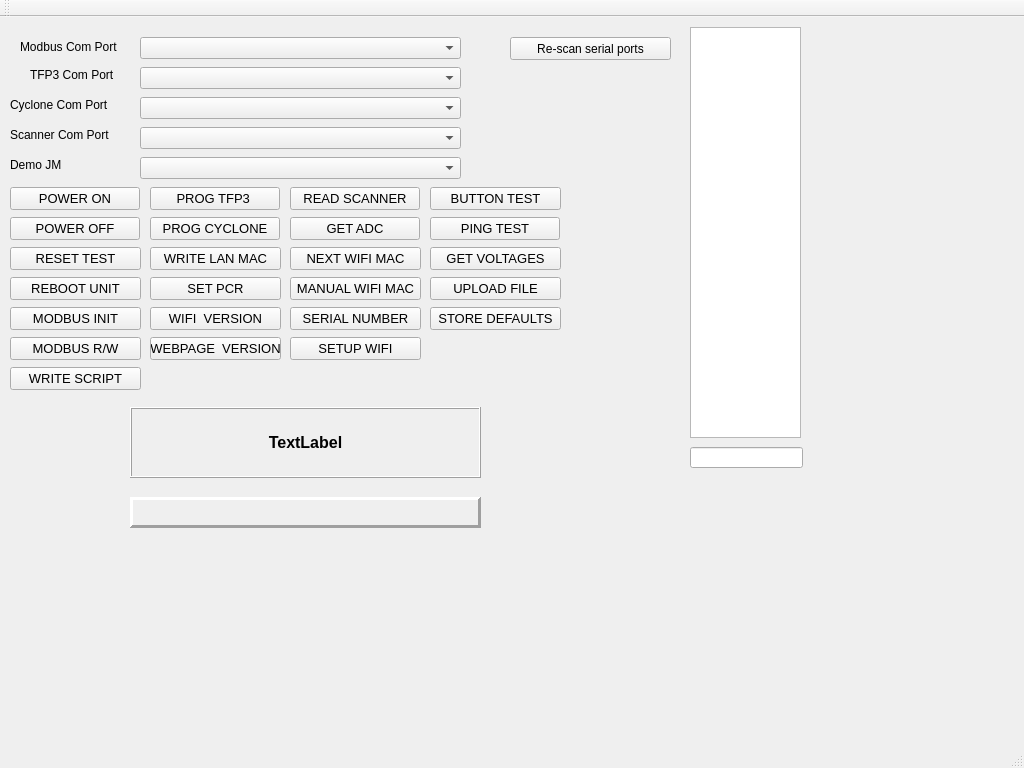
Old version of the form QT_Project/mainwindow.ui in the repository wmarchewka/Fixture.
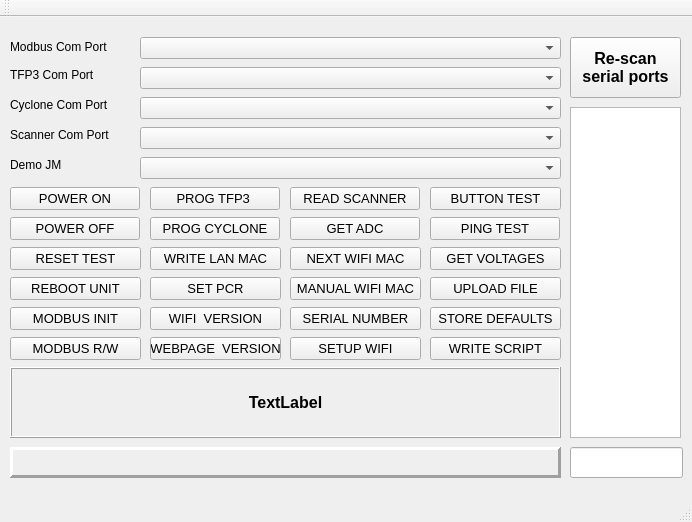
New version of the form.

```diff
--- a/QT_Project/mainwindow.ui
+++ b/QT_Project/mainwindow.ui
@@ -6,8 +6,8 @@
    <rect>
     <x>0</x>
     <y>0</y>
-    <width>1024</width>
-    <height>768</height>
+    <width>692</width>
+    <height>522</height>
    </rect>
   </property>
   <property name="windowTitle">
@@ -55,7 +55,7 @@
      <rect>
       <x>140</x>
       <y>50</y>
-      <width>321</width>
+      <width>421</width>
       <height>22</height>
      </rect>
     </property>
@@ -63,7 +63,7 @@
    <widget class="QLabel" name="lblTFP3ComPort">
     <property name="geometry">
      <rect>
-      <x>30</x>
+      <x>10</x>
       <y>50</y>
       <width>101</width>
       <height>16</height>
@@ -91,7 +91,7 @@
      <rect>
       <x>140</x>
       <y>80</y>
-      <width>321</width>
+      <width>421</width>
       <height>22</height>
      </rect>
     </property>
@@ -101,7 +101,7 @@
      <rect>
       <x>140</x>
       <y>110</y>
-      <width>321</width>
+      <width>421</width>
       <height>22</height>
      </rect>
     </property>
@@ -122,7 +122,7 @@
    <widget class="QLabel" name="lblModbusComPort">
     <property name="geometry">
      <rect>
-      <x>20</x>
+      <x>10</x>
       <y>20</y>
       <width>111</width>
       <height>20</height>
@@ -137,7 +137,7 @@
      <rect>
       <x>140</x>
       <y>20</y>
-      <width>321</width>
+      <width>421</width>
       <height>22</height>
      </rect>
     </property>
@@ -253,22 +253,33 @@
    <widget class="QPushButton" name="pbRescanSerialPorts">
     <property name="geometry">
      <rect>
-      <x>510</x>
+      <x>570</x>
       <y>20</y>
-      <width>161</width>
-      <height>23</height>
+      <width>111</width>
+      <height>61</height>
      </rect>
     </property>
+    <property name="font">
+     <font>
+      <pointsize>12</pointsize>
+      <weight>75</weight>
+      <italic>false</italic>
+      <bold>true</bold>
+      <strikeout>false</strikeout>
+      <kerning>false</kerning>
+     </font>
+    </property>
     <property name="text">
-     <string>Re-scan serial ports</string>
+     <string>Re-scan
+serial ports</string>
     </property>
    </widget>
    <widget class="QLabel" name="lblStatus">
     <property name="geometry">
      <rect>
-      <x>130</x>
-      <y>390</y>
-      <width>351</width>
+      <x>10</x>
+      <y>350</y>
+      <width>551</width>
       <height>71</height>
      </rect>
     </property>
@@ -300,7 +311,7 @@
      <rect>
       <x>140</x>
       <y>140</y>
-      <width>321</width>
+      <width>421</width>
       <height>22</height>
      </rect>
     </property>
@@ -321,20 +332,20 @@
    <widget class="QPlainTextEdit" name="txtSerialData">
     <property name="geometry">
      <rect>
-      <x>690</x>
-      <y>10</y>
+      <x>570</x>
+      <y>90</y>
       <width>111</width>
-      <height>411</height>
+      <height>331</height>
      </rect>
     </property>
    </widget>
    <widget class="QLineEdit" name="lnSerialTest">
     <property name="geometry">
      <rect>
-      <x>690</x>
+      <x>570</x>
       <y>430</y>
       <width>113</width>
-      <height>21</height>
+      <height>31</height>
      </rect>
     </property>
    </widget>
@@ -485,8 +496,8 @@
    <widget class="QPushButton" name="pbWriteScript">
     <property name="geometry">
      <rect>
-      <x>10</x>
-      <y>350</y>
+      <x>430</x>
+      <y>320</y>
       <width>131</width>
       <height>23</height>
      </rect>
@@ -557,9 +568,9 @@
    <widget class="QLabel" name="lblCurrentSerialNumber">
     <property name="geometry">
      <rect>
-      <x>130</x>
-      <y>480</y>
-      <width>351</width>
+      <x>10</x>
+      <y>430</y>
+      <width>551</width>
       <height>31</height>
      </rect>
     </property>
```
Left out of the diff: 2 changed lines with no effect on the pictures.
